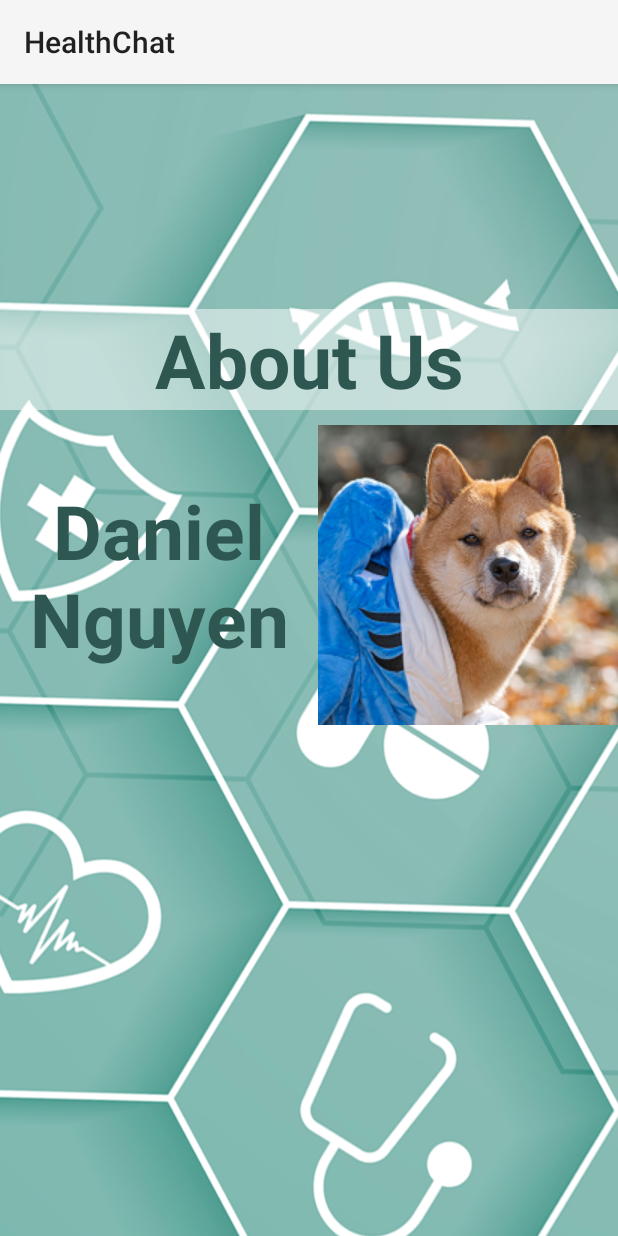
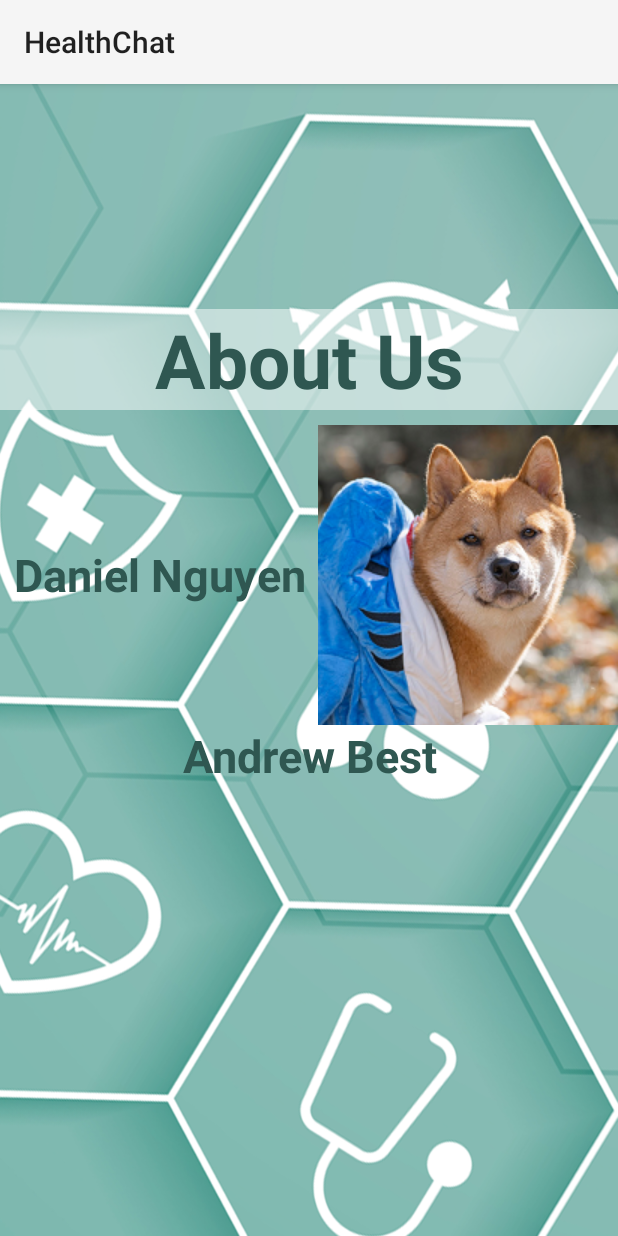
Before and after one commit to nguy0890/Healthbot, an Android app: the AboutUs screen opened directly, with no data from a screen before it, on a phone screen of 412 x 824 dp. Run offline under Robolectric (Android 15) with nearby library versions, the light colour scheme and no system bars.

Commit message:
added name to about us

```diff
--- a/app/src/main/res/layout/activity_about_us.xml
+++ b/app/src/main/res/layout/activity_about_us.xml
@@ -25,11 +25,22 @@
         android:layout_height="wrap_content"
         android:text="@string/Daniel"
         android:textColor="#2f5751"
-        android:textSize="50dp"
+        android:textSize="30dp"
         android:textStyle="bold"
         android:gravity="center"
         android:layout_below="@id/aboutText"
         android:layout_marginTop="10dp"
         android:drawableRight="@drawable/danielsdog"/>
 
+    <TextView
+        android:id="@+id/andrewDesc"
+        android:layout_width="match_parent"
+        android:layout_height="wrap_content"
+        android:layout_below="@id/signInText"
+        android:gravity="center"
+        android:text="@string/Andrew"
+        android:textColor="#2f5751"
+        android:textSize="30dp"
+        android:textStyle="bold" />
+
 </RelativeLayout>
--- a/app/src/main/res/values/strings.xml
+++ b/app/src/main/res/values/strings.xml
@@ -6,6 +6,7 @@
     <string name="tfe_qa_text_query" translatable="false">Text query</string>
     <string name="tfe_qa_ask_question" translatable="false">Ask question</string>
     <string name="Daniel" translatable="false">Daniel Nguyen</string>
+    <string name="Andrew" translatable="false">Andrew Best</string>
 
     <!--LoginActivity -->
     <string name="banner_title">HealthChat</string>
```
